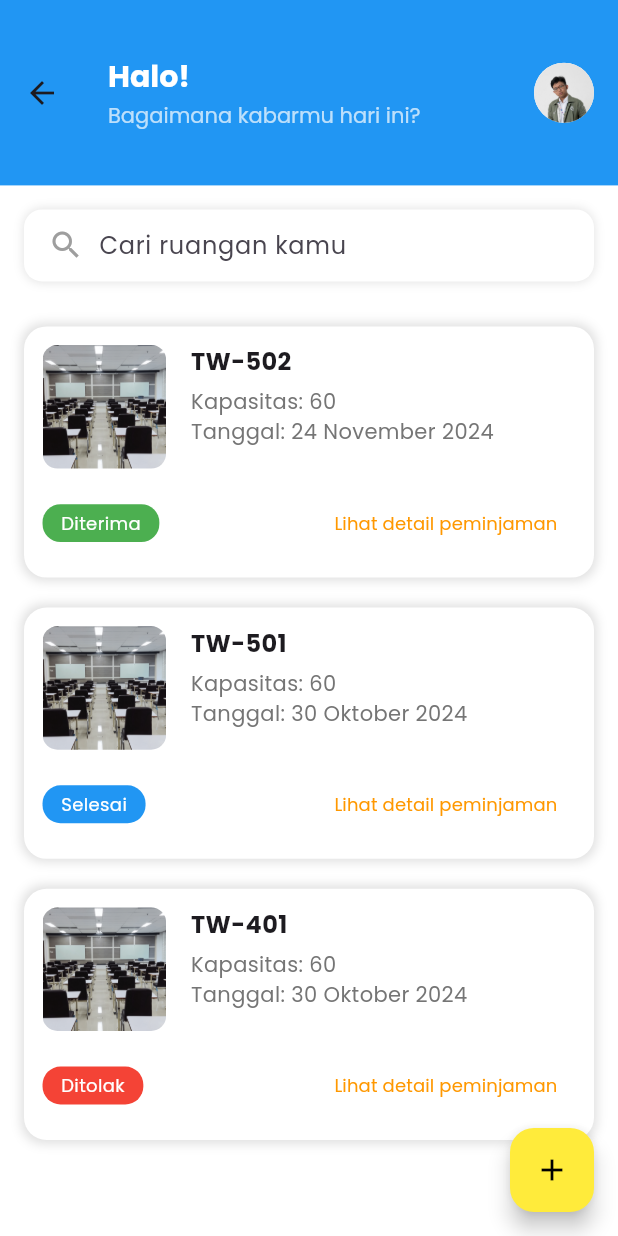
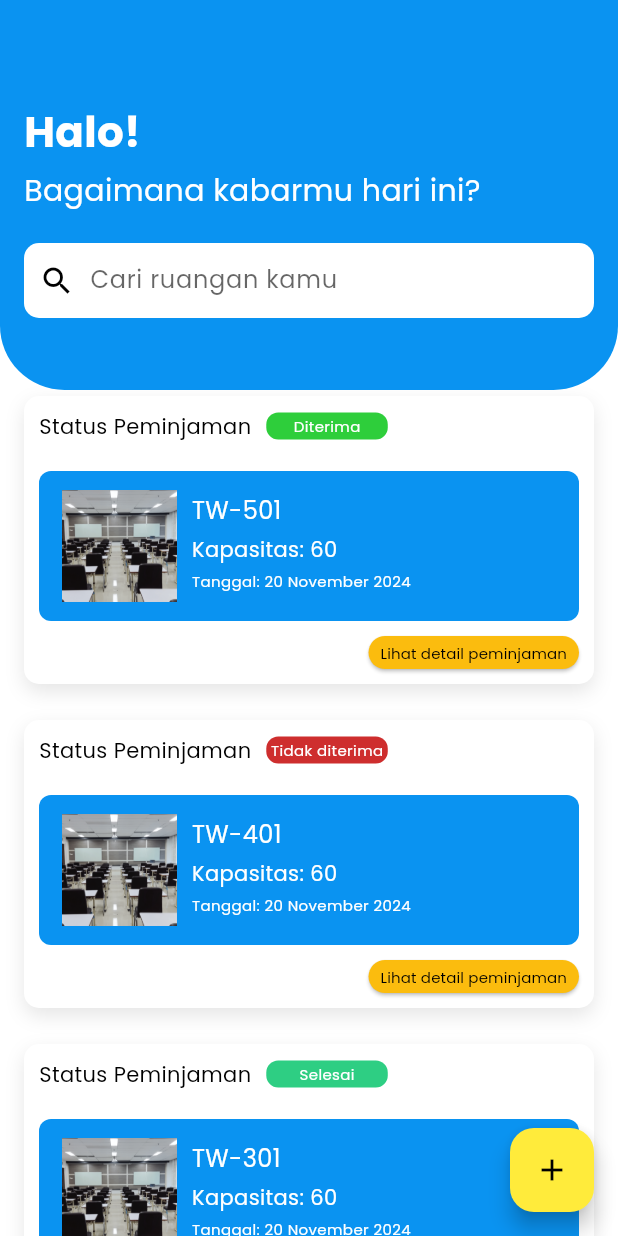
Before and after one commit to HyggeHalcyon/FP-Mobile-Programming, a Flutter app: the screen it shows after launch, after a tap on "START", on a phone screen of 412 x 824 dp. Run offline on Flutter 3.47's test engine with Material 3 defaults, Android fonts, the phone set to English and light mode, and no system bars.

Commit message:
merge welcome-home-form page

```diff
--- /dev/null
+++ b/lib/home.dart
@@ -0,0 +1,328 @@
+import 'package:flutter/material.dart';
+import 'package:its_rent_hub/form_create.dart';
+
+class HomePage1 extends StatelessWidget {
+  const HomePage1({super.key});
+
+  @override
+  Widget build(BuildContext context) {
+    return LayoutBuilder(
+      builder: (context, constraints) {
+        bool isDesktop = constraints.maxWidth > 800;
+
+        return Scaffold(
+          body: Stack(
+            children: [
+              SingleChildScrollView(
+                child: Column(
+                  children: [
+                    Container(
+                      color: Colors.white,
+                      child: Padding(
+                        padding: EdgeInsets.only(
+                          top: isDesktop
+                              ? 280
+                              : 240, // Jarak dari atas ditingkatkan
+                          bottom: 20,
+                        ),
+                        child: Center(
+                          child: ConstrainedBox(
+                            constraints: BoxConstraints(
+                              maxWidth: isDesktop ? 800 : double.infinity,
+                            ),
+                            child: Column(
+                              children: [
+                                statusCard("TW-501", 1, 60, "20 November 2024",
+                                    isDesktop),
+                                statusCard("TW-401", 0, 60, "20 November 2024",
+                                    isDesktop),
+                                statusCard("TW-301", 2, 60, "20 November 2024",
+                                    isDesktop),
+                              ],
+                            ),
+                          ),
+                        ),
+                      ),
+                    ),
+                  ],
+                ),
+              ),
+              Positioned(
+                top: 0,
+                left: 0,
+                right: 0,
+                child: Container(
+                  height: isDesktop ? 280 : 260,
+                  width: double.infinity,
+                  decoration: const ShapeDecoration(
+                    color: Color.fromARGB(255, 10, 147, 241),
+                    shape: RoundedRectangleBorder(
+                      borderRadius: BorderRadius.only(
+                        bottomLeft: Radius.circular(43),
+                        bottomRight: Radius.circular(43),
+                      ),
+                    ),
+                  ),
+                  child: Padding(
+                    padding: EdgeInsets.symmetric(
+                      horizontal: isDesktop ? 100 : 16,
+                    ),
+                    child: Column(
+                      crossAxisAlignment: CrossAxisAlignment.start,
+                      mainAxisAlignment: MainAxisAlignment.center,
+                      children: [
+                        const SizedBox(height: 20), // Tambahkan jarak dari atas
+                        const Text(
+                          'Halo!',
+                          style: TextStyle(
+                            color: Colors.white,
+                            fontSize: 28,
+                            fontFamily: 'Poppins',
+                            fontWeight: FontWeight.w700,
+                          ),
+                        ),
+                        const SizedBox(height: 5),
+                        const Text(
+                          'Bagaimana kabarmu hari ini?',
+                          style: TextStyle(
+                            color: Colors.white,
+                            fontSize: 20,
+                            fontFamily: 'Poppins',
+                            fontWeight: FontWeight.w500,
+                          ),
+                        ),
+                        const SizedBox(height: 20),
+                        Container(
+                          width: double.infinity,
+                          height: 50,
+                          padding: const EdgeInsets.symmetric(horizontal: 10),
+                          decoration: ShapeDecoration(
+                            color: Colors.white,
+                            shape: RoundedRectangleBorder(
+                              borderRadius: BorderRadius.circular(10),
+                            ),
+                          ),
+                          child: Row(
+                            children: [
+                              const Icon(
+                                Icons.search,
+                                color: Colors.black,
+                              ),
+                              const SizedBox(width: 10),
+                              Expanded(
+                                child: TextField(
+                                  decoration: InputDecoration(
+                                    hintText: 'Cari ruangan kamu',
+                                    hintStyle: TextStyle(
+                                      color: Colors.black.withOpacity(0.6),
+                                      fontSize: 16,
+                                      fontFamily: 'Poppins',
+                                      fontWeight: FontWeight.w500,
+                                    ),
+                                    border: InputBorder.none,
+                                    contentPadding: const EdgeInsets.symmetric(
+                                        vertical: 14),
+                                  ),
+                                ),
+                              ),
+                            ],
+                          ),
+                        ),
+                      ],
+                    ),
+                  ),
+                ),
+              ),
+            ],
+          ),
+          floatingActionButton: FloatingActionButton(
+            onPressed: () {
+              // Aksi tombol tambah
+              Navigator.push(
+                context,
+                MaterialPageRoute(builder: (context) => const FormCreatePage()),
+              );
+            },
+            backgroundColor: Colors.yellow,
+            child: const Icon(Icons.add, color: Colors.black),
+          ),
+        );
+      },
+    );
+  }
+
+  Column statusCard(
+      String classroom, int status, int capacity, String date, bool isDesktop) {
+    return Column(
+      children: [
+        const SizedBox(height: 24),
+        Padding(
+          padding: EdgeInsets.symmetric(horizontal: isDesktop ? 32 : 16),
+          child: Container(
+            width: double.infinity,
+            constraints: BoxConstraints(
+              maxWidth: isDesktop ? 800 : double.infinity,
+            ),
+            decoration: ShapeDecoration(
+              color: Colors.white,
+              shape: RoundedRectangleBorder(
+                borderRadius: BorderRadius.circular(10),
+              ),
+              shadows: const [
+                BoxShadow(
+                  color: Color(0x19000000),
+                  blurRadius: 10,
+                  offset: Offset(0, 5),
+                ),
+              ],
+            ),
+            child: Column(
+              crossAxisAlignment: CrossAxisAlignment.start,
+              children: [
+                Padding(
+                  padding: const EdgeInsets.all(10),
+                  child: Row(
+                    children: [
+                      const Text(
+                        'Status Peminjaman',
+                        style: TextStyle(
+                          color: Colors.black,
+                          fontSize: 14,
+                          fontFamily: 'Poppins',
+                          fontWeight: FontWeight.w500,
+                        ),
+                      ),
+                      const SizedBox(width: 10),
+                      Container(
+                        width: 81,
+                        height: 18,
+                        decoration: BoxDecoration(
+                          color: status == 0
+                              ? const Color(0xFFCE2E2E)
+                              : status == 1
+                                  ? const Color(0xFF2ECE3B)
+                                  : const Color(0xFF2ECE83),
+                          borderRadius: BorderRadius.circular(8),
+                        ),
+                        alignment: Alignment.center,
+                        child: Text(
+                          status == 0
+                              ? "Tidak diterima"
+                              : status == 1
+                                  ? "Diterima"
+                                  : "Selesai",
+                          style: const TextStyle(
+                            color: Colors.white,
+                            fontSize: 10,
+                            fontFamily: 'Poppins',
+                            fontWeight: FontWeight.w500,
+                          ),
+                        ),
+                      ),
+                    ],
+                  ),
+                ),
+                const SizedBox(height: 10),
+                Container(
+                  height: 100,
+                  margin: const EdgeInsets.symmetric(horizontal: 10),
+                  decoration: BoxDecoration(
+                    color: const Color.fromARGB(255, 10, 147, 241),
+                    borderRadius: BorderRadius.circular(8),
+                  ),
+                  child: Row(
+                    children: [
+                      Padding(
+                        padding: const EdgeInsets.only(left: 15),
+                        child: Image.asset(
+                          "assets/images/image-tw1.png",
+                          height: 75,
+                        ),
+                      ),
+                      const SizedBox(width: 10),
+                      Flexible(
+                        child: Padding(
+                          padding: const EdgeInsets.only(top: 15),
+                          child: Column(
+                            crossAxisAlignment: CrossAxisAlignment.start,
+                            children: [
+                              Text(
+                                classroom,
+                                style: const TextStyle(
+                                  color: Colors.white,
+                                  fontSize: 16,
+                                  fontFamily: 'Poppins',
+                                  fontWeight: FontWeight.w500,
+                                ),
+                                maxLines: 1,
+                                overflow: TextOverflow.ellipsis,
+                              ),
+                              const SizedBox(height: 4),
+                              Text(
+                                'Kapasitas: $capacity',
+                                style: const TextStyle(
+                                  color: Colors.white,
+                                  fontSize: 14,
+                                  fontFamily: 'Poppins',
+                                  fontWeight: FontWeight.w500,
+                                ),
+                              ),
+                              const SizedBox(height: 4),
+                              Flexible(
+                                child: Text(
+                                  'Tanggal: $date',
+                                  style: const TextStyle(
+                                    color: Colors.white,
+                                    fontSize:
+                                        10, // Ukuran font dikecilkan menjadi 10
+                                    fontFamily: 'Poppins',
+                                    fontWeight: FontWeight.w500,
+                                  ),
+                                  maxLines: 2,
+                                  softWrap: true,
+                                ),
+                              ),
+                            ],
+                          ),
+                        ),
+                      ),
+                    ],
+                  ),
+                ),
+                const SizedBox(height: 10),
+                Padding(
+                  padding: const EdgeInsets.only(right: 10, bottom: 10),
+                  child: Row(
+                    mainAxisAlignment: MainAxisAlignment.end,
+                    children: [
+                      ElevatedButton(
+                        onPressed: () {},
+                        style: ElevatedButton.styleFrom(
+                          backgroundColor:
+                              const Color.fromARGB(255, 251, 188, 14),
+                          padding: const EdgeInsets.symmetric(
+                              horizontal: 8, vertical: 4),
+                          minimumSize: Size.zero,
+                          tapTargetSize: MaterialTapTargetSize.shrinkWrap,
+                        ),
+                        child: const Text(
+                          "Lihat detail peminjaman",
+                          style: TextStyle(
+                            color: Colors.black,
+                            fontSize: 10,
+                            fontFamily: 'Poppins',
+                            fontWeight: FontWeight.w500,
+                          ),
+                        ),
+                      ),
+                    ],
+                  ),
+                ),
+              ],
+            ),
+          ),
+        ),
+      ],
+    );
+  }
+}
--- a/lib/main.dart
+++ b/lib/main.dart
@@ -1,5 +1,6 @@
 import 'package:flutter/material.dart';
-import 'package:its_rent_hub/home_page.dart';
+import 'package:its_rent_hub/form_create.dart';
+import 'package:its_rent_hub/home.dart';
 import 'package:its_rent_hub/welcome_page.dart';
 
 void main() {
@@ -16,7 +17,8 @@ class MyApp extends StatelessWidget {
       initialRoute: '/',
       routes: {
         '/': (context) => const WelcomePage(),
-        '/home': (context) => const HomePage(),
+        '/home': (context) => const HomePage1(),
+        '/form': (context) => const FormCreatePage(),
       },
       theme: ThemeData(
         fontFamily: 'Poppins', // Set Poppins as the default font
--- a/lib/welcome_page.dart
+++ b/lib/welcome_page.dart
@@ -1,4 +1,4 @@
-import 'package:its_rent_hub/home_page.dart';
+import 'package:its_rent_hub/home.dart';
 import 'package:flutter/material.dart';
 
 class WelcomePage extends StatelessWidget {
@@ -72,7 +72,8 @@ class WelcomePage extends StatelessWidget {
                     // Aksi tombol
                     Navigator.push(
                       context,
-                      MaterialPageRoute(builder: (context) => const HomePage()),
+                      MaterialPageRoute(
+                          builder: (context) => const HomePage1()),
                     );
                   },
                   style: ElevatedButton.styleFrom(
--- a/pubspec.yaml
+++ b/pubspec.yaml
@@ -64,6 +64,7 @@ flutter:
     - assets/logo.png
     - assets/room.jpg
     - assets/profile.jpg
+    - assets/images/image-tw1.png
   #   - images/a_dot_ham.jpeg
 
   # An image asset can refer to one or more resolution-specific "variants", see
```
Also changed, not shown: lib/form_create.dart (added, +218 -0 lines), assets/images/image-tw1.png (added).
